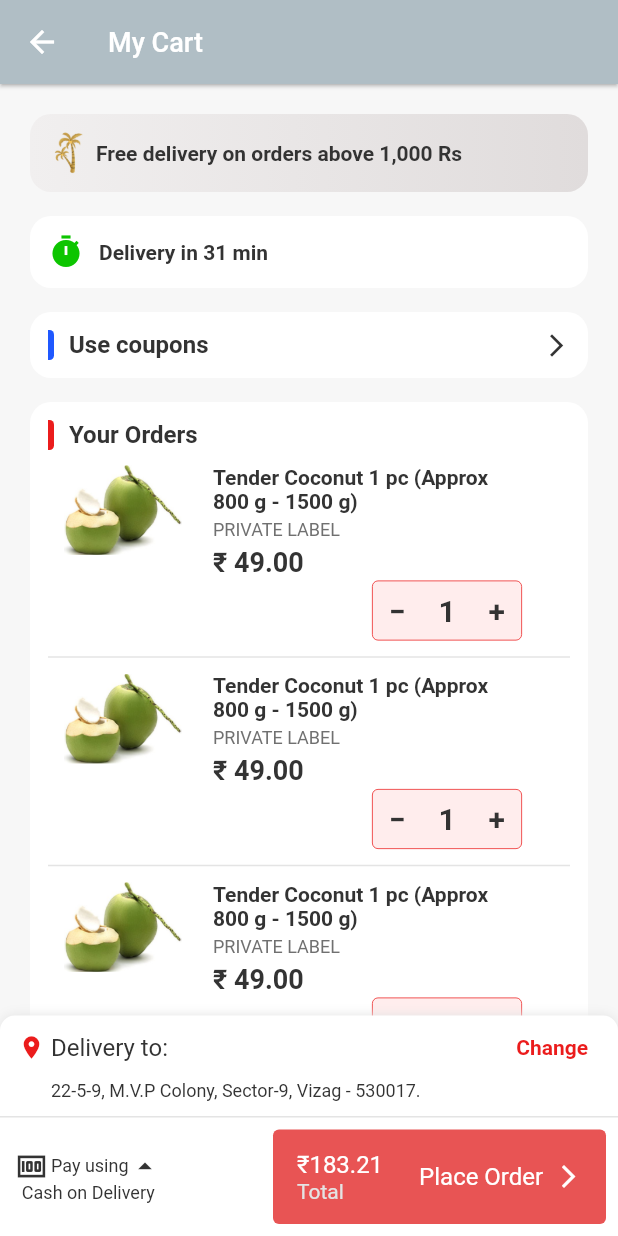
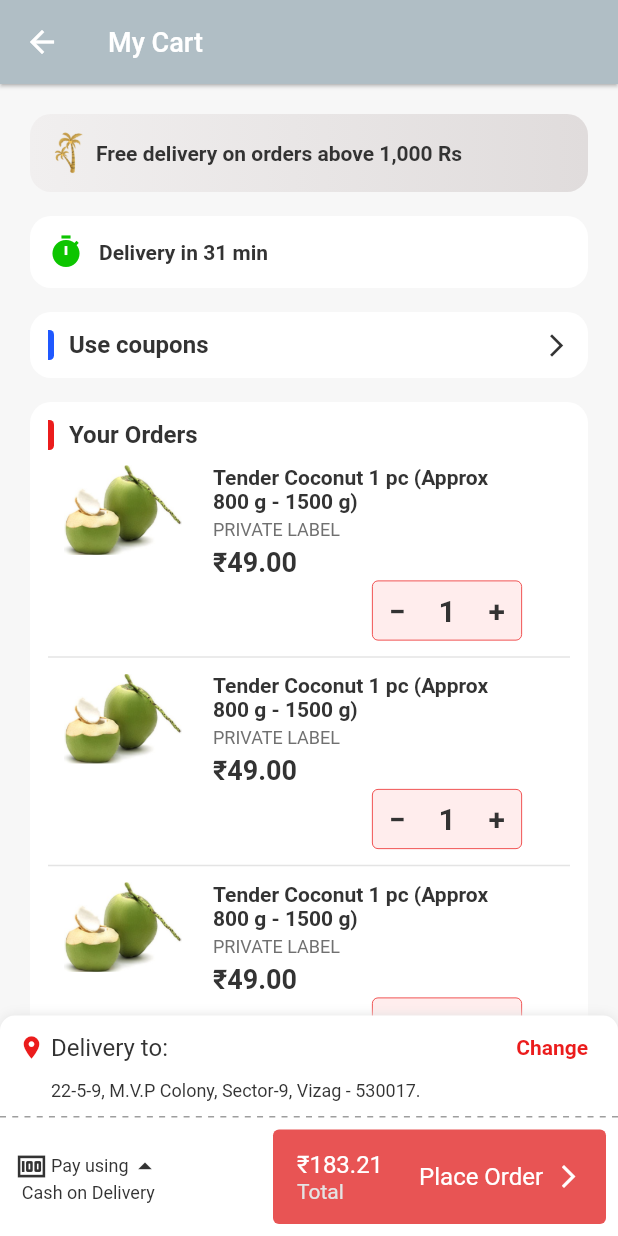
Before and after one commit to tulasireddytulasi/flutter_coconut_selling_app, a Flutter app: the screen it shows after launch, item 2 of the bottom bar chosen, on a phone screen of 412 x 824 dp. Run offline on Flutter 3.47's test engine with Material 2 defaults, Android fonts, the phone set to English and light mode, and no system bars; our stand-ins replace lottie, shared_preferences; Roboto replaces fonts that are missing (MontserratRegular).

Commit message:
Designed and Implemented Orders History Screen

```diff
--- a/lib/screens/cart/widgets/cart_items_widget.dart
+++ b/lib/screens/cart/widgets/cart_items_widget.dart
@@ -74,7 +74,7 @@ class _ItemsState extends State<Items> {
                     width: _screenWidth / 2,
                     margin: const EdgeInsets.only(top: 4),
                     child: const Text(
-                      "₹ 49.00",
+                      "₹49.00",
                       softWrap: true,
                       maxLines: 3,
                       overflow: TextOverflow.ellipsis,
--- a/lib/screens/cart/widgets/delivery_address_card.dart
+++ b/lib/screens/cart/widgets/delivery_address_card.dart
@@ -1,5 +1,6 @@
 import 'package:coconut/screens/cart/widgets/cash_on_deleivery_widget.dart';
 import 'package:coconut/screens/cart/widgets/place_order_button_widget.dart';
+import 'package:coconut/screens/reusable_widgets/dash_line_divider_widget.dart';
 import 'package:coconut/utils/colors.dart';
 import 'package:flutter/material.dart';
 
@@ -89,11 +90,7 @@ class _DeliveryAddressCardState extends State<DeliveryAddressCard> {
               ),
             ),
           ),
-          const Divider(
-            height: 1,
-            thickness: 1,
-            color: divider2,
-          ),
+          const DashLineDivider(color: Colors.grey, dashWidth: 4.0),
           Row(
             mainAxisAlignment: MainAxisAlignment.spaceBetween,
             children: const [
--- a/lib/screens/cart/widgets/place_order_button_widget.dart
+++ b/lib/screens/cart/widgets/place_order_button_widget.dart
@@ -1,3 +1,4 @@
+import 'package:coconut/screens/order_status_screen/order_status_screen.dart';
 import 'package:coconut/screens/reusable_widgets/reusable_button.dart';
 import 'package:coconut/utils/colors.dart';
 import 'package:coconut/utils/constants.dart';
@@ -18,7 +19,10 @@ class _PlaceOrderButtonState extends State<PlaceOrderButton> {
       child: ProceedButton(
         text: "Place Order",
         buttonWidth: 190,
-        callingAPI: () {},
+        callingAPI: () => Navigator.push(
+          context,
+          MaterialPageRoute(builder: (context) => const LottieScreen()),
+        ),
         color: lightRed,
         borderRadius: 4,
         childWidget: Row(
--- /dev/null
+++ b/lib/screens/reusable_widgets/dash_line_divider_widget.dart
@@ -0,0 +1,40 @@
+import 'package:flutter/material.dart';
+
+class DashLineDivider extends StatelessWidget {
+  const DashLineDivider({
+    Key? key,
+    this.height = 1,
+    this.dashWidth = 6.0,
+    this.color = Colors.black,
+  }) : super(key: key);
+  final double height;
+  final double dashWidth;
+  final Color color;
+
+  @override
+  Widget build(BuildContext context) {
+    return Container(
+      child: LayoutBuilder(
+        builder: (BuildContext context, BoxConstraints constraints) {
+          final boxWidth = constraints.constrainWidth();
+          final dashHeight = height;
+          final dashCount = (boxWidth / (2 * dashWidth)).floor();
+          print("dashCount: $dashCount");
+          return Flex(
+            children: List.generate(dashCount, (_) {
+              return SizedBox(
+                width: dashWidth,
+                height: dashHeight,
+                child: DecoratedBox(
+                  decoration: BoxDecoration(color: color),
+                ),
+              );
+            }),
+            mainAxisAlignment: MainAxisAlignment.spaceBetween,
+            direction: Axis.horizontal,
+          );
+        },
+      ),
+    );
+  }
+}
--- a/pubspec.yaml
+++ b/pubspec.yaml
@@ -29,6 +29,7 @@ dependencies:
   http: ^0.13.5
   intl: ^0.17.0
   shared_preferences: ^2.0.6
+  lottie: ^1.4.2
 
 dev_dependencies:
   flutter_test:
@@ -52,3 +53,4 @@ flutter:
     - assets/icons/
     - assets/images/
     - assets/imgs/
+    - assets/lottie/
```
Also changed, not shown: assets/lottie/check_animation.json (added, +1 -0 lines), assets/lottie/tick_mark_animation.json (added, +1 -0 lines), lib/screens/account/account.dart (+8 -1 lines), lib/screens/cart/widgets/billing_details_widget.dart (+2 -5 lines), lib/screens/order_status_screen/order_status_screen.dart (added, +113 -0 lines), lib/screens/orders_history_screen/orders_history_screen.dart (added, +56 -0 lines), lib/screens/orders_history_screen/widgets/ordered_items_widget.dart (added, +166 -0 lines), pubspec.lock.
